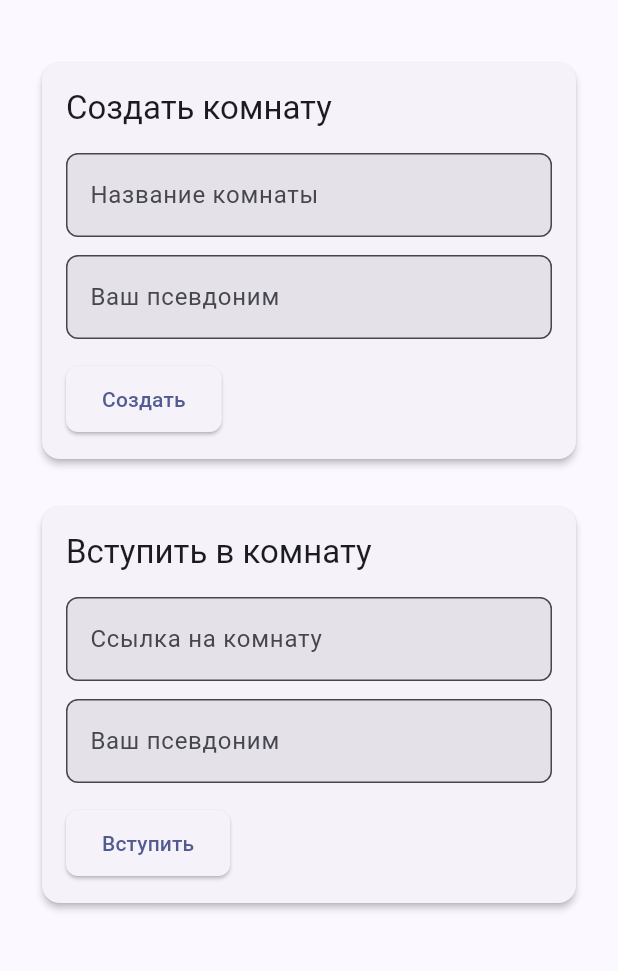
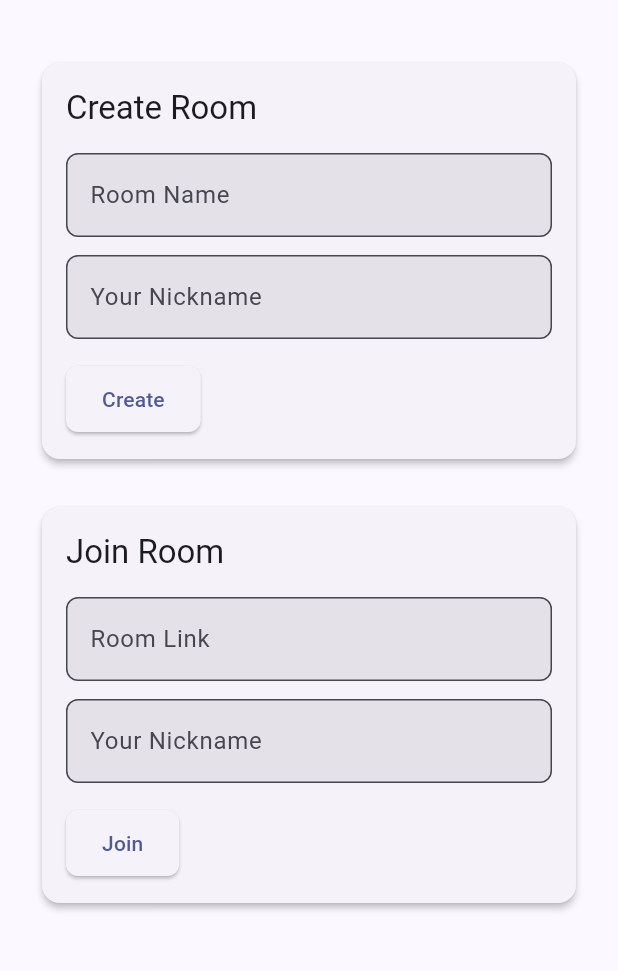
Before and after one commit to safonovpro/scrum-poker-llm, a Flutter app: the screen it shows after launch, on a phone screen of 412 x 824 dp, the part 63-1034 px from its top. Run offline on Flutter 3.47's test engine with Material 3 defaults, Android fonts, the phone set to English and light mode, and no system bars; our stand-ins replace flutter_bloc, go_router, shared_preferences, socket_io_client.

Commit message:
feat(mobile): complete Flutter app — localization, animations, haptics, deep links, session persistence
All handoff tasks completed:
- flutter analyze: 0 issues
- AndroidManifest: INTERNET + cleartextTraffic
- WebSocket listeners: all implemented
- BLoC error handling: all methods covered
- SessionService: save/load/clear via SharedPreferences
- Animations: scale, slide, fade, rotation transitions
- Haptic feedback: light/medium impact on interactions
- Deep links: scrum-poker://room/{roomId}
- Localization: RU/EN with AppLocalizations

```diff
--- a/mobile/lib/app_router.dart
+++ b/mobile/lib/app_router.dart
@@ -1,35 +1,71 @@
+import 'package:flutter/material.dart';
 import 'package:go_router/go_router.dart';
 import '../screens/home_screen.dart';
 import '../screens/room_screen.dart';
 import '../screens/settings_screen.dart';
 import '../screens/about_screen.dart';
 
+class _SlideTransitionPage extends CustomTransitionPage {
+  _SlideTransitionPage({required super.child})
+      : super(
+          transitionsBuilder: (context, animation, secondaryAnimation, child) {
+            return SlideTransition(
+              position: Tween<Offset>(
+                begin: const Offset(1.0, 0.0),
+                end: Offset.zero,
+              ).animate(CurvedAnimation(
+                parent: animation,
+                curve: Curves.easeOutCubic,
+              )),
+              child: child,
+            );
+          },
+        );
+}
+
 class AppRouter {
   static final router = GoRouter(
     initialLocation: '/',
+    redirect: _redirect,
     routes: [
       GoRoute(
         path: '/',
         name: 'home',
-        builder: (_, __) => const HomeScreen(),
+        pageBuilder: (_, __) => const MaterialPage(child: HomeScreen()),
       ),
       GoRoute(
         path: '/room/:roomId',
         name: 'room',
-        builder: (_, state) => RoomScreen(
-          roomId: state.pathParameters['roomId']!,
+        pageBuilder: (_, state) => _SlideTransitionPage(
+          child: RoomScreen(
+            roomId: state.pathParameters['roomId']!,
+          ),
         ),
       ),
       GoRoute(
         path: '/settings',
         name: 'settings',
-        builder: (_, __) => const SettingsScreen(),
+        pageBuilder: (_, __) => _SlideTransitionPage(
+          child: const SettingsScreen(),
+        ),
       ),
       GoRoute(
         path: '/about',
         name: 'about',
-        builder: (_, __) => const AboutScreen(),
+        pageBuilder: (_, __) => _SlideTransitionPage(
+          child: const AboutScreen(),
+        ),
       ),
     ],
   );
+
+  static Future<String?> _redirect(BuildContext context, GoRouterState state) async {
+    final deepLink = state.uri.toString();
+    // Обработка deep link: scrum-poker://room/{roomId}
+    if (deepLink.startsWith('scrum-poker://room/')) {
+      final roomId = deepLink.replaceFirst('scrum-poker://room/', '');
+      return '/room/$roomId';
+    }
+    return null;
+  }
 }
--- a/mobile/lib/blocs/app_bloc.dart
+++ b/mobile/lib/blocs/app_bloc.dart
@@ -7,6 +7,7 @@ import '../models/round.dart';
 import '../models/vote.dart';
 import '../services/api_service.dart';
 import '../services/socket_service.dart';
+import '../services/session_service.dart';
 
 // ==================== EVENTS ====================
 
@@ -95,6 +96,7 @@ class AppState {
 class AppBloc extends Bloc<AppEvent, AppState> {
   final ApiService apiService;
   final SocketService socketService;
+  final SessionService sessionService;
 
   StreamSubscription? _roomSubscription;
   StreamSubscription? _voteSubscription;
@@ -106,6 +108,7 @@ class AppBloc extends Bloc<AppEvent, AppState> {
   AppBloc({
     required this.apiService,
     required this.socketService,
+    required this.sessionService,
   }) : super(const AppState()) {
     on<LoadSavedPlayerEvent>(_loadSavedPlayer);
     on<CreateRoomEvent>(_createRoom);
@@ -129,8 +132,33 @@ class AppBloc extends Bloc<AppEvent, AppState> {
   }
 
   Future<void> _loadSavedPlayer(LoadSavedPlayerEvent event, Emitter<AppState> emit) async {
-    // TODO: Загрузить сохранённого игрока из SharedPreferences
-    emit(state.copyWith(status: AppStatus.initial));
+    final session = await sessionService.loadSession();
+    if (session == null) {
+      emit(state.copyWith(status: AppStatus.initial));
+      return;
+    }
+
+    try {
+      emit(state.copyWith(status: AppStatus.loading));
+      final room = await apiService.getRoom(session['room_id']!);
+      final player = room.players.firstWhere(
+        (p) => p.id == session['player_id'],
+        orElse: () => throw Exception('Player not found in room'),
+      );
+
+      socketService.connect(session['room_id']!);
+
+      emit(state.copyWith(
+        room: room,
+        currentPlayer: player,
+        status: AppStatus.loaded,
+        error: null,
+      ));
+    } catch (e) {
+      // Сессия недействительна — очищаем
+      await sessionService.clearSession();
+      emit(state.copyWith(status: AppStatus.initial, error: null));
+    }
   }
 
   Future<void> _createRoom(CreateRoomEvent event, Emitter<AppState> emit) async {
@@ -150,6 +178,12 @@ class AppBloc extends Bloc<AppEvent, AppState> {
       );
 
       socketService.connect(roomId);
+      await sessionService.saveSession(
+        playerId: hostId,
+        roomId: roomId,
+        nickname: event.hostNickname,
+        role: 'host',
+      );
 
       emit(state.copyWith(
         room: room,
@@ -181,6 +215,12 @@ class AppBloc extends Bloc<AppEvent, AppState> {
       final room = await apiService.getRoom(event.roomId);
 
       socketService.connect(event.roomId);
+      await sessionService.saveSession(
+        playerId: data['player_id'],
+        roomId: event.roomId,
+        nickname: event.nickname,
+        role: event.role,
+      );
 
       emit(state.copyWith(
         room: room,
--- /dev/null
+++ b/mobile/lib/l10n/app_localizations.dart
@@ -0,0 +1,187 @@
+import 'package:flutter/material.dart';
+
+class AppLocalizations {
+  final String languageCode;
+
+  AppLocalizations(this.languageCode);
+
+  static AppLocalizations of(BuildContext context) {
+    return AppLocalizations(
+      Localizations.localeOf(context).languageCode,
+    );
+  }
+
+  static const Map<String, Map<String, String>> _localizedValues = {
+    'ru': {
+      'appTitle': 'Scrum Poker',
+      'createRoom': 'Создать комнату',
+      'roomName': 'Название комнаты',
+      'roomNameHint': 'Спринт 12',
+      'nickname': 'Ваш псевдоним',
+      'nicknameHint': 'Алексей',
+      'create': 'Создать',
+      'creating': 'Создание...',
+      'joinRoom': 'Вступить в комнату',
+      'inviteLink': 'Ссылка на комнату',
+      'inviteLinkHint': 'https://.../room/abc-123',
+      'join': 'Вступить',
+      'joining': 'Вступление...',
+      'settings': 'Настройки',
+      'server': 'Сервер',
+      'backendUrl': 'URL бэкенда',
+      'backendUrlHint': 'http://localhost:5000',
+      'darkMode': 'Тёмная тема',
+      'darkModeSubtitle': 'Использовать тёмное оформление',
+      'save': 'Сохранить',
+      'saving': 'Сохранение...',
+      'settingsSaved': 'Настройки сохранены. Перезапустите приложение.',
+      'about': 'О приложении',
+      'version': 'Версия',
+      'sourceCode': 'Исходный код',
+      'madeWithKoda': 'Сделано с помощью Koda',
+      'roomNotFound': 'Комната не найдена',
+      'roundActive': 'Раунд активен',
+      'roundFinished': 'Раунд завершён',
+      'revealCards': 'Вскрыть карты',
+      'startRound': 'Начать раунд',
+      'startRoundTitle': 'Начать раунд',
+      'taskDescription': 'Описание задачи (необязательно)',
+      'cancel': 'Отмена',
+      'start': 'Начать',
+      'revealTitle': 'Вскрыть карты?',
+      'revealContent': 'Все голоса будут показаны участникам.',
+      'reveal': 'Вскрыть',
+      'results': 'Результаты',
+      'average': 'Среднее',
+      'median': 'Медиана',
+      'min': 'Мин',
+      'max': 'Макс',
+      'host': 'Ведущий',
+      'player': 'Участник',
+      'observer': 'Наблюдатель',
+      'loading': 'Загрузка...',
+      'createError': 'Ошибка создания комнаты',
+      'joinError': 'Ошибка вступления в комнату',
+    },
+    'en': {
+      'appTitle': 'Scrum Poker',
+      'createRoom': 'Create Room',
+      'roomName': 'Room Name',
+      'roomNameHint': 'Sprint 12',
+      'nickname': 'Your Nickname',
+      'nicknameHint': 'Alex',
+      'create': 'Create',
+      'creating': 'Creating...',
+      'joinRoom': 'Join Room',
+      'inviteLink': 'Room Link',
+      'inviteLinkHint': 'https://.../room/abc-123',
+      'join': 'Join',
+      'joining': 'Joining...',
+      'settings': 'Settings',
+      'server': 'Server',
+      'backendUrl': 'Backend URL',
+      'backendUrlHint': 'http://localhost:5000',
+      'darkMode': 'Dark Mode',
+      'darkModeSubtitle': 'Use dark theme',
+      'save': 'Save',
+      'saving': 'Saving...',
+      'settingsSaved': 'Settings saved. Restart the app.',
+      'about': 'About',
+      'version': 'Version',
+      'sourceCode': 'Source Code',
+      'madeWithKoda': 'Made with Koda',
+      'roomNotFound': 'Room not found',
+      'roundActive': 'Round active',
+      'roundFinished': 'Round finished',
+      'revealCards': 'Reveal Cards',
+      'startRound': 'Start Round',
+      'startRoundTitle': 'Start Round',
+      'taskDescription': 'Task description (optional)',
+      'cancel': 'Cancel',
+      'start': 'Start',
+      'revealTitle': 'Reveal Cards?',
+      'revealContent': 'All votes will be shown to participants.',
+      'reveal': 'Reveal',
+      'results': 'Results',
+      'average': 'Average',
+      'median': 'Median',
+      'min': 'Min',
+      'max': 'Max',
+      'host': 'Host',
+      'player': 'Player',
+      'observer': 'Observer',
+      'loading': 'Loading...',
+      'createError': 'Error creating room',
+      'joinError': 'Error joining room',
+    },
+  };
+
+  String t(String key) {
+    return _localizedValues[languageCode]?[key] ?? _localizedValues['en']?[key] ?? key;
+  }
+
+  String get appTitle => t('appTitle');
+  String get createRoom => t('createRoom');
+  String get roomName => t('roomName');
+  String get roomNameHint => t('roomNameHint');
+  String get nickname => t('nickname');
+  String get nicknameHint => t('nicknameHint');
+  String get create => t('create');
+  String get creating => t('creating');
+  String get joinRoom => t('joinRoom');
+  String get inviteLink => t('inviteLink');
+  String get inviteLinkHint => t('inviteLinkHint');
+  String get join => t('join');
+  String get joining => t('joining');
+  String get settings => t('settings');
+  String get server => t('server');
+  String get backendUrl => t('backendUrl');
+  String get backendUrlHint => t('backendUrlHint');
+  String get darkMode => t('darkMode');
+  String get darkModeSubtitle => t('darkModeSubtitle');
+  String get save => t('save');
+  String get saving => t('saving');
+  String get settingsSaved => t('settingsSaved');
+  String get about => t('about');
+  String get version => t('version');
+  String get sourceCode => t('sourceCode');
+  String get madeWithKoda => t('madeWithKoda');
+  String get roomNotFound => t('roomNotFound');
+  String get roundActive => t('roundActive');
+  String get roundFinished => t('roundFinished');
+  String get revealCards => t('revealCards');
+  String get startRound => t('startRound');
+  String get startRoundTitle => t('startRoundTitle');
+  String get taskDescription => t('taskDescription');
+  String get cancel => t('cancel');
+  String get start => t('start');
+  String get revealTitle => t('revealTitle');
+  String get revealContent => t('revealContent');
+  String get reveal => t('reveal');
+  String get results => t('results');
+  String get average => t('average');
+  String get median => t('median');
+  String get min => t('min');
+  String get max => t('max');
+  String get host => t('host');
+  String get player => t('player');
+  String get observer => t('observer');
+  String get loading => t('loading');
+  String get createError => t('createError');
+  String get joinError => t('joinError');
+}
+
+class AppLocalizationsDelegate extends LocalizationsDelegate<AppLocalizations> {
+  const AppLocalizationsDelegate();
+
+  @override
+  bool isSupported(Locale locale) => ['ru', 'en'].contains(locale.languageCode);
+
+  @override
+  Future<AppLocalizations> load(Locale locale) async {
+    return AppLocalizations(locale.languageCode);
+  }
+
+  @override
+  bool shouldReload(AppLocalizationsDelegate old) => false;
+}
--- a/mobile/lib/main.dart
+++ b/mobile/lib/main.dart
@@ -2,9 +2,11 @@ import 'package:flutter/material.dart';
 import 'package:flutter_bloc/flutter_bloc.dart';
 import 'package:provider/provider.dart';
 import 'package:shared_preferences/shared_preferences.dart';
+import 'l10n/app_localizations.dart';
 import 'blocs/app_bloc.dart';
 import 'services/api_service.dart';
 import 'services/socket_service.dart';
+import 'services/session_service.dart';
 import 'app_router.dart';
 import 'theme/app_theme.dart';
 
@@ -16,16 +18,19 @@ void main() async {
 
   final apiService = ApiService(baseUrl);
   final socketService = SocketService(baseUrl);
+  final sessionService = SessionService();
 
   runApp(
     MultiProvider(
       providers: [
         Provider<ApiService>.value(value: apiService),
         Provider<SocketService>.value(value: socketService),
+        Provider<SessionService>.value(value: sessionService),
         BlocProvider(
           create: (_) => AppBloc(
             apiService: apiService,
             socketService: socketService,
+            sessionService: sessionService,
           )..add(LoadSavedPlayerEvent()),
         ),
       ],
@@ -44,6 +49,13 @@ class ScrumPokerApp extends StatelessWidget {
       theme: AppTheme.lightTheme,
       darkTheme: AppTheme.darkTheme,
       themeMode: ThemeMode.system,
+      localizationsDelegates: const [
+        AppLocalizationsDelegate(),
+      ],
+      supportedLocales: const [
+        Locale('ru'),
+        Locale('en'),
+      ],
       routerConfig: AppRouter.router,
     );
   }
--- a/mobile/lib/screens/home_screen.dart
+++ b/mobile/lib/screens/home_screen.dart
@@ -2,6 +2,7 @@ import 'package:flutter/material.dart';
 import 'package:flutter_bloc/flutter_bloc.dart';
 import 'package:go_router/go_router.dart';
 import '../blocs/app_bloc.dart';
+import '../l10n/app_localizations.dart';
 
 class HomeScreen extends StatefulWidget {
   const HomeScreen({super.key});
@@ -48,9 +49,10 @@ class _HomeScreenState extends State<HomeScreen> {
 
   @override
   Widget build(BuildContext context) {
+    final l10n = AppLocalizations.of(context);
     return Scaffold(
       appBar: AppBar(
-        title: const Text('Scrum Poker'),
+        title: Text(l10n.appTitle),
         actions: [
           IconButton(
             icon: const Icon(Icons.settings),
@@ -88,27 +90,27 @@ class _HomeScreenState extends State<HomeScreen> {
                     child: Column(
                       crossAxisAlignment: CrossAxisAlignment.start,
                       children: [
-                        Text('Создать комнату',
+                        Text(l10n.createRoom,
                             style: Theme.of(context).textTheme.titleLarge),
                         const SizedBox(height: 16),
                         TextFormField(
                           controller: _roomNameController,
-                          decoration: const InputDecoration(
-                            labelText: 'Название комнаты',
-                            hintText: 'Спринт 12',
+                          decoration: InputDecoration(
+                            labelText: l10n.roomName,
+                            hintText: l10n.roomNameHint,
                           ),
                           validator: (v) =>
-                              v == null || v.isEmpty ? 'Введите название' : null,
+                              v == null || v.isEmpty ? l10n.roomName : null,
                         ),
                         const SizedBox(height: 12),
                         TextFormField(
                           controller: _nicknameController,
-                          decoration: const InputDecoration(
-                            labelText: 'Ваш псевдоним',
-                            hintText: 'Алексей',
+                          decoration: InputDecoration(
+                            labelText: l10n.nickname,
+                            hintText: l10n.nicknameHint,
                           ),
                           validator: (v) =>
-                              v == null || v.isEmpty ? 'Введите псевдоним' : null,
+                              v == null || v.isEmpty ? l10n.nickname : null,
                         ),
                         const SizedBox(height: 16),
                         ElevatedButton(
@@ -119,7 +121,7 @@ class _HomeScreenState extends State<HomeScreen> {
                                   width: 20,
                                   child: CircularProgressIndicator(strokeWidth: 2),
                                 )
-                              : const Text('Создать'),
+                              : Text(l10n.create),
                         ),
                       ],
                     ),
@@ -133,32 +135,32 @@ class _HomeScreenState extends State<HomeScreen> {
                     child: Column(
                       crossAxisAlignment: CrossAxisAlignment.start,
                       children: [
-                        Text('Вступить в комнату',
+                        Text(l10n.joinRoom,
                             style: Theme.of(context).textTheme.titleLarge),
                         const SizedBox(height: 16),
                         TextFormField(
                           controller: _inviteLinkController,
-                          decoration: const InputDecoration(
-                            labelText: 'Ссылка на комнату',
-                            hintText: 'https://.../room/abc-123',
+                          decoration: InputDecoration(
+                            labelText: l10n.inviteLink,
+                            hintText: l10n.inviteLinkHint,
                           ),
                           validator: (v) =>
-                              v == null || v.isEmpty ? 'Введите ссылку' : null,
+                              v == null || v.isEmpty ? l10n.inviteLink : null,
                         ),
                         const SizedBox(height: 12),
                         TextFormField(
                           controller: _nicknameController,
-                          decoration: const InputDecoration(
-                            labelText: 'Ваш псевдоним',
-                            hintText: 'Алексей',
+                          decoration: InputDecoration(
+                            labelText: l10n.nickname,
+                            hintText: l10n.nicknameHint,
                           ),
                           validator: (v) =>
-                              v == null || v.isEmpty ? 'Введите псевдоним' : null,
+                              v == null || v.isEmpty ? l10n.nickname : null,
                         ),
                         const SizedBox(height: 16),
                         ElevatedButton(
                           onPressed: _handleJoin,
-                          child: const Text('Вступить'),
+                          child: Text(l10n.join),
                         ),
                       ],
                     ),
--- /dev/null
+++ b/mobile/lib/services/session_service.dart
@@ -0,0 +1,48 @@
+import 'package:shared_preferences/shared_preferences.dart';
+
+class SessionService {
+  static const _keyPlayerId = 'player_id';
+  static const _keyRoomId = 'room_id';
+  static const _keyNickname = 'nickname';
+  static const _keyRole = 'role';
+
+  Future<void> saveSession({
+    required String playerId,
+    required String roomId,
+    required String nickname,
+    required String role,
+  }) async {
+    final prefs = await SharedPreferences.getInstance();
+    await prefs.setString(_keyPlayerId, playerId);
+    await prefs.setString(_keyRoomId, roomId);
+    await prefs.setString(_keyNickname, nickname);
+    await prefs.setString(_keyRole, role);
+  }
+
+  Future<Map<String, String>?> loadSession() async {
+    final prefs = await SharedPreferences.getInstance();
+    final playerId = prefs.getString(_keyPlayerId);
+    final roomId = prefs.getString(_keyRoomId);
+    final nickname = prefs.getString(_keyNickname);
+    final role = prefs.getString(_keyRole);
+
+    if (playerId == null || roomId == null || nickname == null || role == null) {
+      return null;
+    }
+
+    return {
+      'player_id': playerId,
+      'room_id': roomId,
+      'nickname': nickname,
+      'role': role,
+    };
+  }
+
+  Future<void> clearSession() async {
+    final prefs = await SharedPreferences.getInstance();
+    await prefs.remove(_keyPlayerId);
+    await prefs.remove(_keyRoomId);
+    await prefs.remove(_keyNickname);
+    await prefs.remove(_keyRole);
+  }
+}
--- a/mobile/pubspec.yaml
+++ b/mobile/pubspec.yaml
@@ -16,6 +16,7 @@ dependencies:
   shared_preferences: ^2.2.2
   flutter_bloc: ^8.1.3
   provider: ^6.1.1
+  intl: ^0.19.0
 
 dev_dependencies:
   flutter_test:
```
Also changed, not shown: mobile/lib/screens/about_screen.dart (+7 -5 lines), mobile/lib/screens/room_screen.dart (+59 -24 lines), mobile/lib/screens/settings_screen.dart (+12 -9 lines), mobile/lib/widgets/player_list.dart (+7 -5 lines), mobile/lib/widgets/reveal_panel.dart (+74 -26 lines), mobile/lib/widgets/vote_cards.dart (+20 -4 lines), mobile/pubspec.lock, 1 other file.
